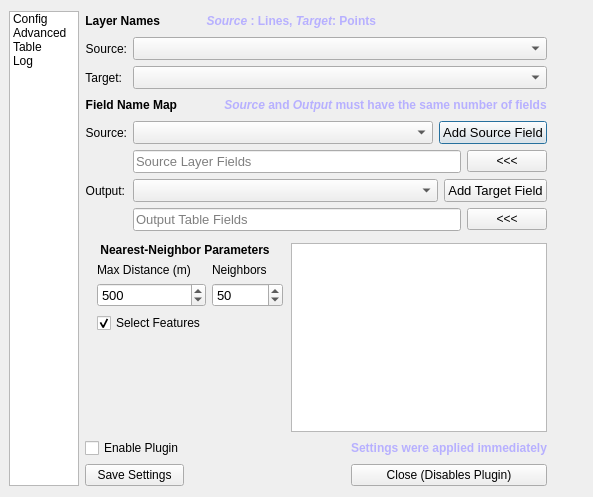
Above: src/dialog_ui/dialog_base.ui from tetrakai1/GetFeats before the change. Below: the same form after it.
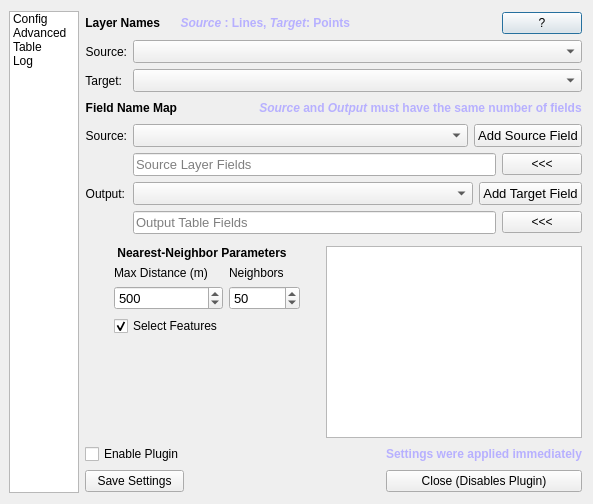
That is the form after the change. The open tabs and pages were chosen to show the change. Custom widgets are drawn as their Qt base class.

The edit to the form file:
```diff
--- a/src/dialog_ui/dialog_base.ui
+++ b/src/dialog_ui/dialog_base.ui
@@ -7,7 +7,7 @@
     <x>0</x>
     <y>0</y>
     <width>593</width>
-    <height>497</height>
+    <height>504</height>
    </rect>
   </property>
   <property name="windowTitle">
@@ -228,6 +228,28 @@
                     </property>
                    </spacer>
                   </item>
+                  <item>
+                   <widget class="QPushButton" name="helpButton">
+                    <property name="sizePolicy">
+                     <sizepolicy hsizetype="Maximum" vsizetype="Fixed">
+                      <horstretch>0</horstretch>
+                      <verstretch>0</verstretch>
+                     </sizepolicy>
+                    </property>
+                    <property name="toolTip">
+                     <string>Link to Readme</string>
+                    </property>
+                    <property name="autoFillBackground">
+                     <bool>false</bool>
+                    </property>
+                    <property name="styleSheet">
+                     <string notr="true"/>
+                    </property>
+                    <property name="text">
+                     <string>?</string>
+                    </property>
+                   </widget>
+                  </item>
                  </layout>
                 </widget>
                </item>
```
Left out of the diff: 2 changed lines with no effect on the pictures.
